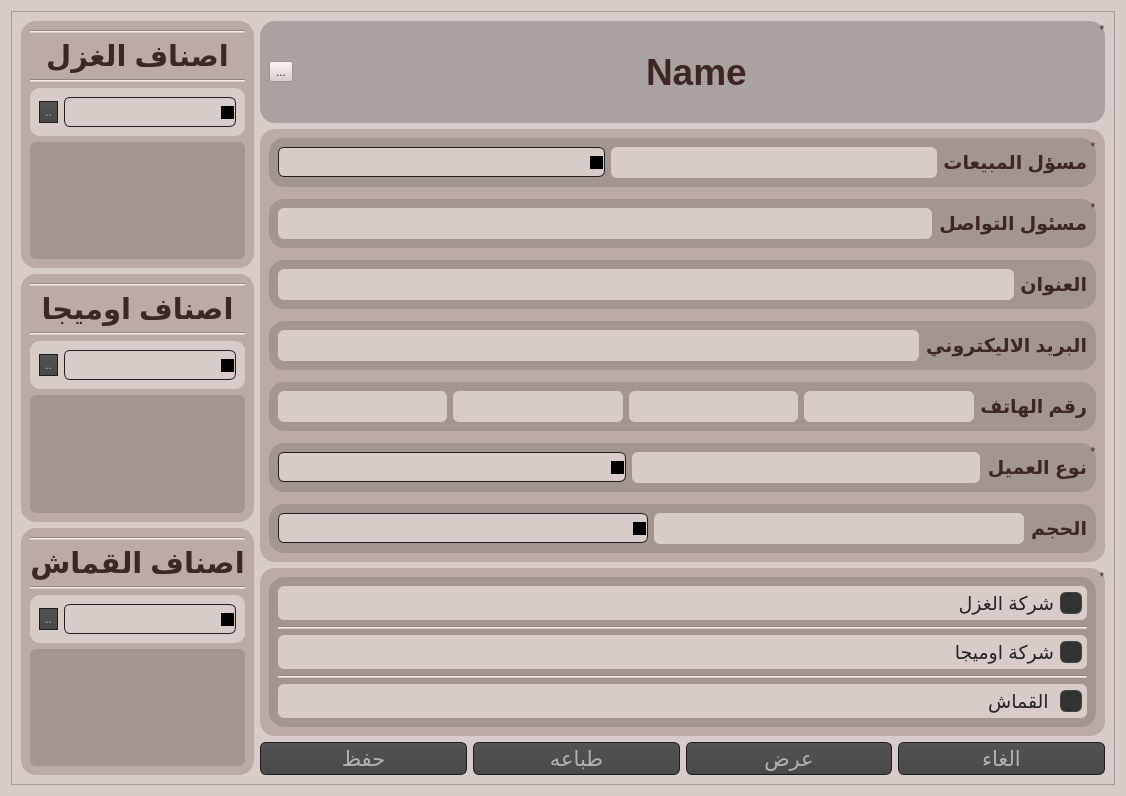
The window that Layouts/details_ui.ui (3bdokha/Customers) describes before a commit, drawn with Qt 5.
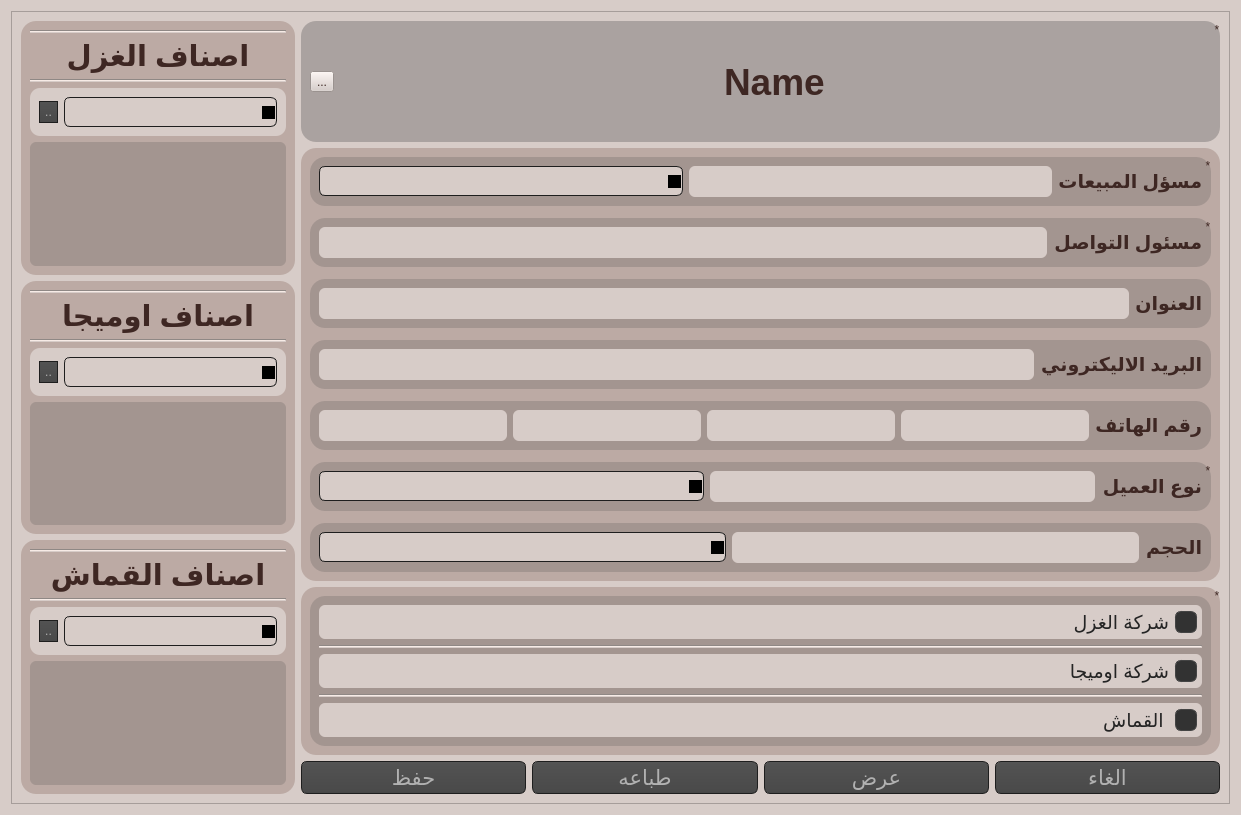
The same window after the commit. Icons and pictures are not drawn.

Patch:
```diff
--- a/Layouts/details_ui.ui
+++ b/Layouts/details_ui.ui
@@ -6,19 +6,19 @@
    <rect>
     <x>0</x>
     <y>0</y>
-    <width>1126</width>
-    <height>796</height>
+    <width>1241</width>
+    <height>815</height>
    </rect>
   </property>
   <property name="sizePolicy">
-   <sizepolicy hsizetype="Fixed" vsizetype="Preferred">
+   <sizepolicy hsizetype="Preferred" vsizetype="Preferred">
     <horstretch>0</horstretch>
     <verstretch>0</verstretch>
    </sizepolicy>
   </property>
   <property name="maximumSize">
    <size>
-    <width>1126</width>
+    <width>16777215</width>
     <height>16777215</height>
    </size>
   </property>
@@ -554,11 +554,13 @@
        <rect>
         <x>0</x>
         <y>0</y>
-        <width>1106</width>
-        <height>776</height>
+        <width>1221</width>
+        <height>795</height>
        </rect>
       </property>
-      <layout class="QHBoxLayout" name="horizontalLayout_7">
+      <layout class="QGridLayout" name="gridLayout_2">
+       <item row="0" column="0">
+        <layout class="QHBoxLayout" name="horizontalLayout_7" stretch="0,1">
        <item>
         <layout class="QVBoxLayout" name="verticalLayout_7">
          <item>
@@ -1677,6 +1679,8 @@
               <string>الغاء</string>
              </property>
             </widget>
+             </item>
+            </layout>
            </item>
           </layout>
          </item>
```
Lines whose indentation alone changed are shown as unchanged.
